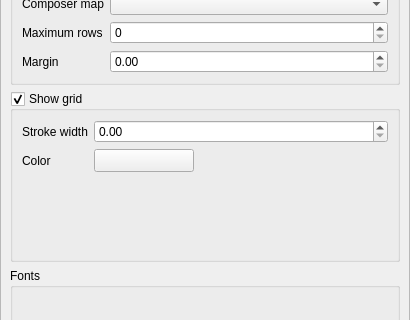
Above: src/ui/qgscomposertablewidgetbase.ui from carsmie/QGIS before the change; both pictures show x 0 to 410 and y 146 to 466 of the 410 by 595 pixel window. Below: the same form after it.
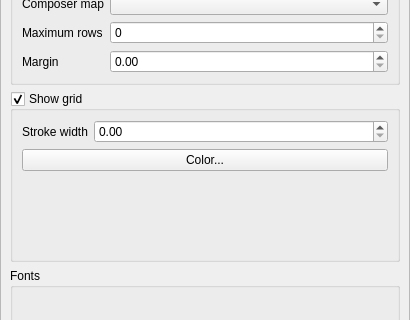
That is the form after the change. Custom widgets are drawn as their Qt base class.

Commit message: [FEATURE] Update QgsColorButton to offer live color chooser updates and show transparent checkerboard background

What changed in the file:
```diff
--- a/src/ui/qgscomposertablewidgetbase.ui
+++ b/src/ui/qgscomposertablewidgetbase.ui
@@ -187,35 +187,10 @@
           <item row="0" column="1">
            <widget class="QDoubleSpinBox" name="mGridStrokeWidthSpinBox"/>
           </item>
-          <item row="1" column="0">
-           <widget class="QLabel" name="mGridColorLabel">
-            <property name="text">
-             <string>Color</string>
-            </property>
-            <property name="wordWrap">
-             <bool>true</bool>
-            </property>
-            <property name="buddy">
-             <cstring>mGridColorButton</cstring>
-            </property>
-           </widget>
-          </item>
-          <item row="1" column="1">
+          <item row="1" column="0" colspan="2">
            <widget class="QgsColorButton" name="mGridColorButton">
-            <property name="sizePolicy">
-             <sizepolicy hsizetype="Preferred" vsizetype="Fixed">
-              <horstretch>0</horstretch>
-              <verstretch>0</verstretch>
-             </sizepolicy>
-            </property>
-            <property name="maximumSize">
-             <size>
-              <width>100</width>
-              <height>16777215</height>
-             </size>
-            </property>
             <property name="text">
-             <string/>
+             <string>Color...</string>
             </property>
            </widget>
           </item>
@@ -265,17 +240,17 @@
   </layout>
  </widget>
  <customwidgets>
+  <customwidget>
+   <class>QgsColorButton</class>
+   <extends>QPushButton</extends>
+   <header>qgscolorbutton.h</header>
+  </customwidget>
   <customwidget>
    <class>QgsCollapsibleGroupBoxBasic</class>
    <extends>QGroupBox</extends>
    <header location="global">qgscollapsiblegroupbox.h</header>
    <container>1</container>
   </customwidget>
-  <customwidget>
-   <class>QgsColorButton</class>
-   <extends>QToolButton</extends>
-   <header>qgscolorbutton.h</header>
-  </customwidget>
  </customwidgets>
  <resources/>
  <connections/>
```
The commit also changes 73 other files.
